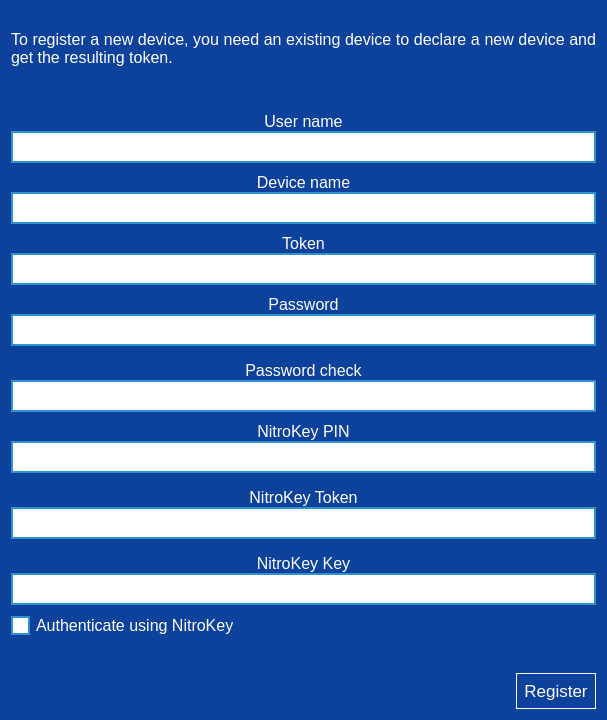
Above: parsec/core/gui/forms/login_register_device_widget.ui from Scille/parsec-cloud before the change. Below: the same form after it.
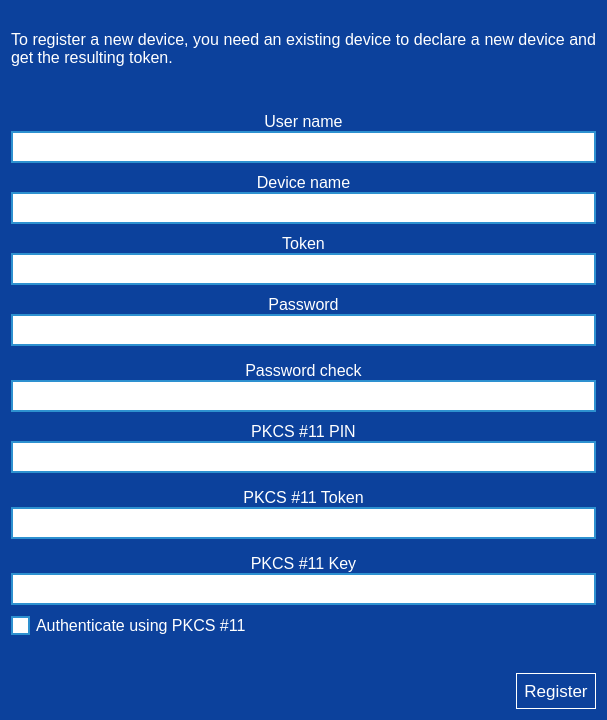
That is the form after the change. Icons and pictures are not drawn.

What changed in the file:
```diff
--- a/parsec/core/gui/forms/login_register_device_widget.ui
+++ b/parsec/core/gui/forms/login_register_device_widget.ui
@@ -394,7 +394,7 @@
               <string notr="true">color: rgb(255, 255, 255);</string>
              </property>
              <property name="text">
-              <string>NitroKey PIN</string>
+              <string>PKCS #11 PIN</string>
              </property>
              <property name="alignment">
               <set>Qt::AlignCenter</set>
@@ -443,7 +443,7 @@
               <string notr="true">color: rgb(255, 255, 255);</string>
              </property>
              <property name="text">
-              <string>NitroKey Token</string>
+              <string>PKCS #11 Token</string>
              </property>
              <property name="alignment">
               <set>Qt::AlignCenter</set>
@@ -486,7 +486,7 @@
               <string notr="true">color: rgb(255, 255, 255);</string>
              </property>
              <property name="text">
-              <string>NitroKey Key</string>
+              <string>PKCS #11 Key</string>
              </property>
              <property name="alignment">
               <set>Qt::AlignCenter</set>
@@ -527,7 +527,7 @@
          <string notr="true"/>
         </property>
         <property name="text">
-         <string>Authenticate using NitroKey</string>
+         <string>Authenticate using PKCS #11</string>
         </property>
         <property name="checkable">
          <bool>true</bool>
```
Left out of the diff: 16 changed lines with no effect on the pictures.
